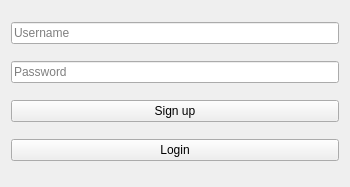
This is loginpage.ui in abdaladarwesh/School-managment-system as Qt 5 draws it before an edit. The edited form follows.
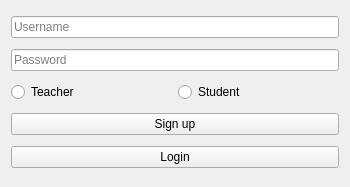
This is the edited form.

```diff
--- a/loginpage.ui
+++ b/loginpage.ui
@@ -28,6 +28,24 @@
      </property>
     </widget>
    </item>
+   <item>
+    <layout class="QHBoxLayout" name="horizontalLayout">
+     <item>
+      <widget class="QRadioButton" name="teacher">
+       <property name="text">
+        <string>Teacher</string>
+       </property>
+      </widget>
+     </item>
+     <item>
+      <widget class="QRadioButton" name="student">
+       <property name="text">
+        <string>Student</string>
+       </property>
+      </widget>
+     </item>
+    </layout>
+   </item>
    <item>
     <widget class="QPushButton" name="signupbutton">
      <property name="text">
```
